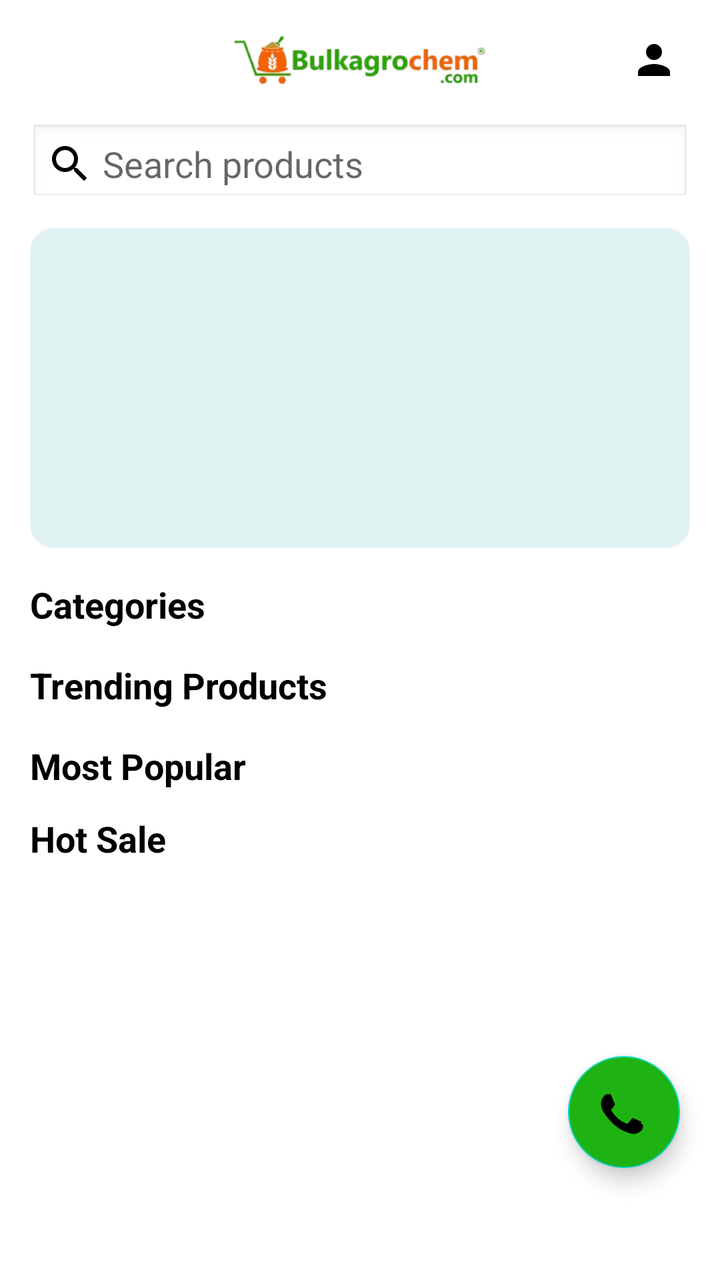
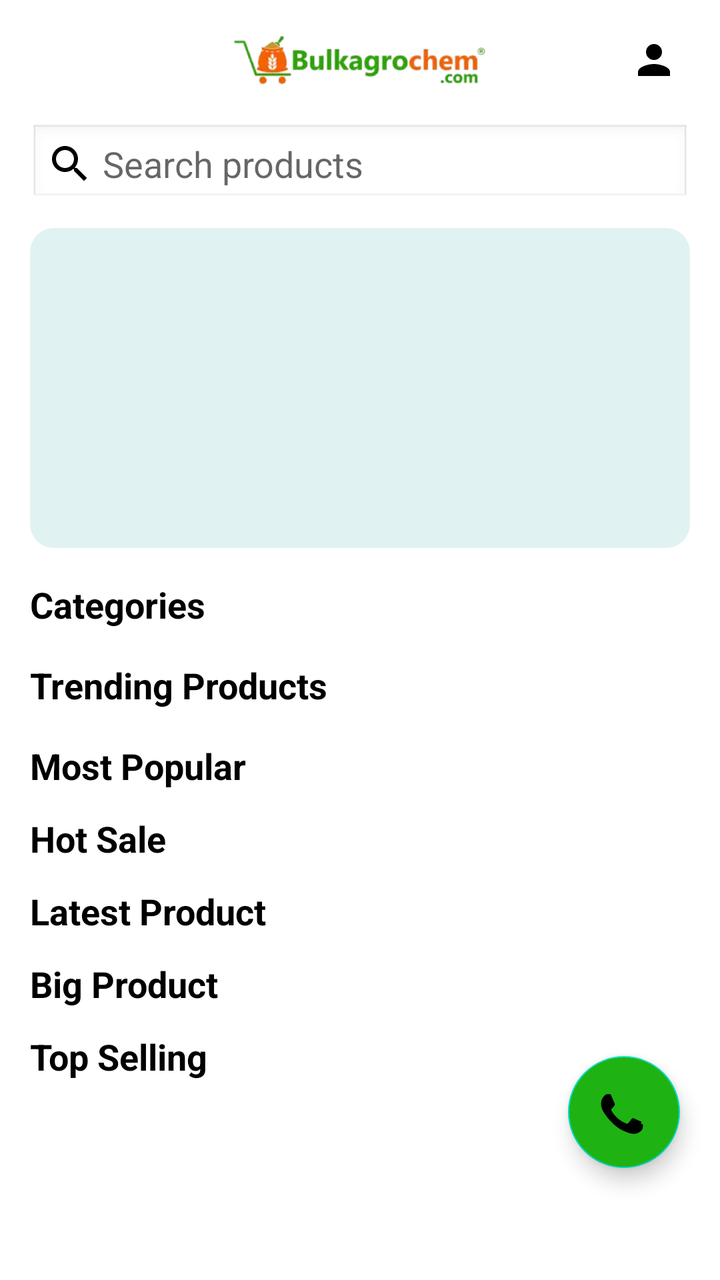

Compare the two renders of this Android layout. The source of the first and the diff that turns it into the second are given below.
<!-- AndroidManifest.xml: application theme Theme.BulkAgrochem -->
<!-- res/layout/activity_main.xml -->
<?xml version="1.0" encoding="utf-8"?>
<androidx.coordinatorlayout.widget.CoordinatorLayout xmlns:android="http://schemas.android.com/apk/res/android"
    xmlns:app="http://schemas.android.com/apk/res-auto"
    xmlns:tools="http://schemas.android.com/tools"
    android:layout_width="match_parent"
    android:layout_height="match_parent"
    tools:context=".MainActivity">

    <androidx.core.widget.NestedScrollView
        android:id="@+id/main"
        android:layout_width="match_parent"
        android:layout_height="match_parent"
        android:background="#FFFFFF"
        android:fillViewport="true">

        <LinearLayout
            android:layout_width="match_parent"
            android:layout_height="wrap_content"
            android:orientation="vertical"
            android:paddingRight="15dp"
            android:paddingLeft="15dp"
            android:paddingTop="10dp"
            >

            <RelativeLayout
                android:layout_width="match_parent"
                android:layout_height="wrap_content">

                <ImageView
                    android:id="@+id/ivProfile"
                    android:layout_width="36dp"
                    android:layout_height="36dp"
                    android:src="@drawable/ic_profile"
                    android:layout_alignParentEnd="true"
                    android:layout_centerVertical="true"
                    android:padding="6dp" />

                <ImageView
                    android:layout_width="200dp"
                    android:layout_height="40dp"
                    android:layout_centerInParent="true"
                    android:src="@drawable/logo_bulkagro" />

            </RelativeLayout>

            <EditText
                android:id="@+id/searchEditText"
                android:layout_width="match_parent"
                android:layout_height="40dp"
                android:layout_marginTop="12dp"
                android:background="@android:drawable/edit_text"
                android:drawableStart="@drawable/ic_search"
                android:hint=" Search products "
                android:imeOptions="actionSearch"
                android:inputType="text"
                android:padding="8dp"
                android:textColor="#000000" />

            <androidx.recyclerview.widget.RecyclerView
                android:id="@+id/rvSearchResults"
                android:layout_width="match_parent"
                android:layout_height="wrap_content"
                android:visibility="gone"
                app:layoutManager="androidx.recyclerview.widget.LinearLayoutManager" />

            

            <ImageView
                android:layout_width="match_parent"
                android:layout_height="160dp"
                android:layout_marginTop="12dp"
                android:contentDescription="Offer Banner"
                android:scaleType="centerCrop"
                android:src="@drawable/banner_placeholder" />


            <TextView
                android:layout_width="wrap_content"
                android:layout_height="wrap_content"
                android:layout_marginTop="16dp"
                android:text="Categories"
                android:textColor="@color/black"
                android:textSize="18sp"
                android:textStyle="bold" />

            <androidx.recyclerview.widget.RecyclerView
                android:id="@+id/rvCategories"
                android:layout_width="match_parent"
                android:layout_height="wrap_content"
                android:orientation="horizontal"
                app:layoutManager="androidx.recyclerview.widget.LinearLayoutManager" />


            <TextView
                android:layout_width="wrap_content"
                android:layout_height="wrap_content"
                android:layout_marginTop="16dp"
                android:text="Trending Products"
                android:textColor="@color/black"
                android:textSize="18sp"
                android:textStyle="bold" />

            <androidx.recyclerview.widget.RecyclerView
                android:id="@+id/rvTrending"
                android:layout_width="match_parent"
                android:layout_height="wrap_content"
                android:orientation="horizontal"
                app:layoutManager="androidx.recyclerview.widget.LinearLayoutManager" />


            <TextView
                android:layout_width="wrap_content"
                android:layout_height="wrap_content"
                android:layout_marginTop="16dp"
                android:text="Most Popular"
                android:textColor="@color/black"
                android:textSize="18sp"
                android:textStyle="bold" />

            <androidx.recyclerview.widget.RecyclerView
                android:id="@+id/rvMostPopular"
                android:layout_width="match_parent"
                android:layout_height="wrap_content"
                android:orientation="horizontal"
                app:layoutManager="androidx.recyclerview.widget.LinearLayoutManager" />

            
            <TextView
                android:id="@+id/txtHotSale"
                android:layout_width="wrap_content"
                android:layout_height="wrap_content"
                android:text="Hot Sale"
                android:textSize="18sp"
                android:textStyle="bold"
                android:layout_marginTop="12dp"
                android:textColor="#000" />

            <androidx.recyclerview.widget.RecyclerView
                android:id="@+id/rvHotSale"
                android:layout_width="match_parent"
                android:layout_height="wrap_content"
                android:orientation="horizontal"
                app:layoutManager="androidx.recyclerview.widget.LinearLayoutManager" />

        </LinearLayout>
    </androidx.core.widget.NestedScrollView>

    <com.google.android.material.floatingactionbutton.FloatingActionButton
        android:id="@+id/fabWhatsapp"
        android:layout_width="wrap_content"
        android:layout_height="wrap_content"
        android:layout_gravity="bottom|end"
        android:layout_marginBottom="56dp"
        android:layout_marginRight="20dp"
        android:backgroundTint="#1EB312"
        app:maxImageSize="56dp"
        app:srcCompat="@drawable/ic_whatsapp" />

</androidx.coordinatorlayout.widget.CoordinatorLayout>
<!-- resources referenced by this layout -->
<resources>
  <color name="black">#FF000000</color>
  <!-- drawable banner_placeholder (drawable) -->
  <shape xmlns:android="http://schemas.android.com/apk/res/android">
      <solid android:color="#E0F2F1"/>
      <corners android:radius="12dp"/>
  </shape>
  <!-- drawable ic_profile (drawable) -->
  <?xml version="1.0" encoding="utf-8"?>
  <vector xmlns:android="http://schemas.android.com/apk/res/android"
      android:width="24dp"
      android:height="24dp"
      android:viewportWidth="24"
      android:viewportHeight="24">
  
      <path
          android:fillColor="@android:color/black"
          android:pathData="M12,12c2.21,0 4,-1.79 4,-4s-1.79,-4 -4,-4 -4,1.79 -4,4 1.79,4 4,4zM12,14c-2.67,0 -8,1.34 -8,4v2h16v-2c0,-2.66 -5.33,-4 -8,-4z" />
  </vector>
  <!-- drawable ic_search (drawable) -->
  <vector xmlns:android="http://schemas.android.com/apk/res/android" 
      android:height="24dp" 
      android:tint="#000000" 
      android:viewportHeight="24" 
      android:viewportWidth="24" 
      android:width="24dp">
        
      <path android:fillColor="@android:color/white" 
            android:pathData="M15.5,14h-0.79l-0.28,-0.27C15.41,12.59 16,11.11 16,9.5 16,5.91 13.09,3 9.5,3S3,5.91 3,9.5 5.91,16 9.5,16c1.61,0 3.09,-0.59 4.23,-1.57l0.27,0.28v0.79l5,4.99L20.49,19l-4.99,-5zM9.5,14C7.01,14 5,11.99 5,9.5S7.01,5 9.5,5 14,7.01 14,9.5 11.99,14 9.5,14z"/>
      
  </vector>
  <!-- drawable ic_whatsapp (drawable) -->
  <?xml version="1.0" encoding="utf-8"?>
  <vector xmlns:android="http://schemas.android.com/apk/res/android"
      android:width="24dp"
      android:height="24dp"
      android:viewportWidth="24"
      android:viewportHeight="24">
  
      <path
          android:fillColor="@android:color/white"
          android:pathData="M15.91,14.12 C15.48,14.01 14.35,13.46 14.14,13.38 C13.93,13.3 13.78,13.26 13.63,13.48 C13.48,13.7 13.05,14.22 12.92,14.37 C12.79,14.52 12.66,14.54 12.43,14.43 C12.2,14.32 11.47,14.08 10.6,13.3 C9.92,12.7 9.46,11.96 9.33,11.73 C9.2,11.5 9.32,11.38 9.43,11.27 C9.53,11.17 9.66,11.01 9.77,10.88 C9.88,10.75 9.93,10.66 10,10.51 C10.07,10.36 10.03,10.23 9.97,10.12 C9.91,10.01 9.48,8.96 9.3,8.53 C9.13,8.12 8.95,8.17 8.82,8.17 L8.43,8.17 C8.28,8.17 8.05,8.23 7.85,8.45 C7.65,8.67 7.08,9.2 7.08,10.28 C7.08,11.36 7.87,12.41 7.98,12.55 C8.1,12.7 9.63,15.05 11.95,16.07 C12.5,16.31 12.93,16.45 13.27,16.56 C13.75,16.71 14.19,16.69 14.54,16.64 C14.93,16.58 15.75,16.15 15.92,15.68 C16.09,15.21 16.09,14.81 16.04,14.72 C15.99,14.63 15.86,14.58 15.63,14.47 L15.71,14.12 Z" />
  </vector>
  <!-- drawable logo_bulkagro: png bitmap (drawable, 29486 bytes) -->
  <style name="Theme.BulkAgrochem" parent="Base.Theme.BulkAgrochem" />
  <style name="Base.Theme.BulkAgrochem" parent="Theme.MaterialComponents.DayNight.NoActionBar">
          
          <item name="android:windowBackground">@color/app_background</item>
          <item name="colorSurface">@color/app_background</item>
      </style>
  <color name="app_background">#F5F5F5</color>
</resources>

<!-- the commit's change to res/layout/activity_main.xml (unified diff, before → after) -->
@@ -141,6 +141,64 @@
                 android:layout_height="wrap_content"
                 android:orientation="horizontal"
                 app:layoutManager="androidx.recyclerview.widget.LinearLayoutManager" />
+
+            
+            <TextView
+                android:id="@+id/txtLatestProduct"
+                android:layout_width="wrap_content"
+                android:layout_height="wrap_content"
+                android:text="Latest Product"
+                android:textSize="18sp"
+                android:textStyle="bold"
+                android:layout_marginTop="12dp"
+                android:textColor="#000" />
+
+            <androidx.recyclerview.widget.RecyclerView
+                android:id="@+id/rvLatestProduct"
+                android:layout_width="match_parent"
+                android:layout_height="wrap_content"
+                android:orientation="horizontal"
+                app:layoutManager="androidx.recyclerview.widget.LinearLayoutManager" />
+
+            
+            <TextView
+                android:id="@+id/txtBigProduct"
+                android:layout_width="wrap_content"
+                android:layout_height="wrap_content"
+                android:text="Big Product"
+                android:textSize="18sp"
+                android:textStyle="bold"
+                android:layout_marginTop="12dp"
+                android:textColor="#000" />
+
+            <androidx.recyclerview.widget.RecyclerView
+                android:id="@+id/rvBigProduct"
+                android:layout_width="match_parent"
+                android:layout_height="wrap_content"
+                android:orientation="horizontal"
+                app:layoutManager="androidx.recyclerview.widget.LinearLayoutManager" />
+
+            
+            <TextView
+                android:id="@+id/txtTopSelling"
+                android:layout_width="wrap_content"
+                android:layout_height="wrap_content"
+                android:text="Top Selling"
+                android:textSize="18sp"
+                android:textStyle="bold"
+                android:layout_marginTop="12dp"
+                android:textColor="#000" />
+
+            
+            <androidx.recyclerview.widget.RecyclerView
+                android:id="@+id/rvTopSelling"
+                android:layout_width="match_parent"
+                android:layout_height="wrap_content"
+                android:orientation="horizontal"
+                app:layoutManager="androidx.recyclerview.widget.LinearLayoutManager" />
+
+
+
 
         </LinearLayout>
     </androidx.core.widget.NestedScrollView>
